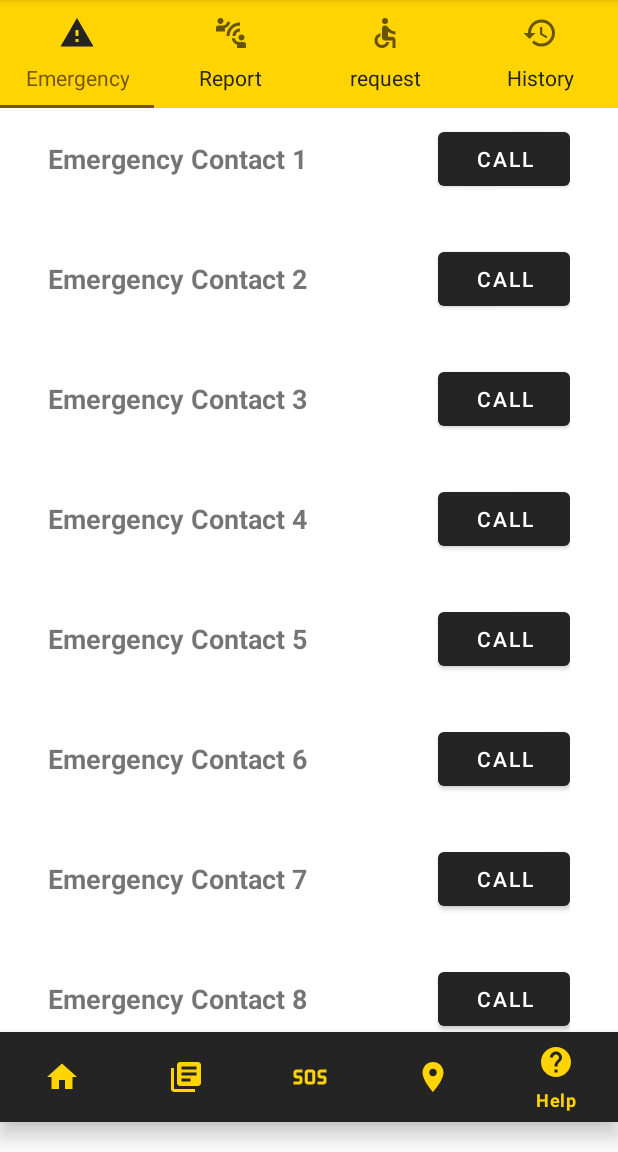
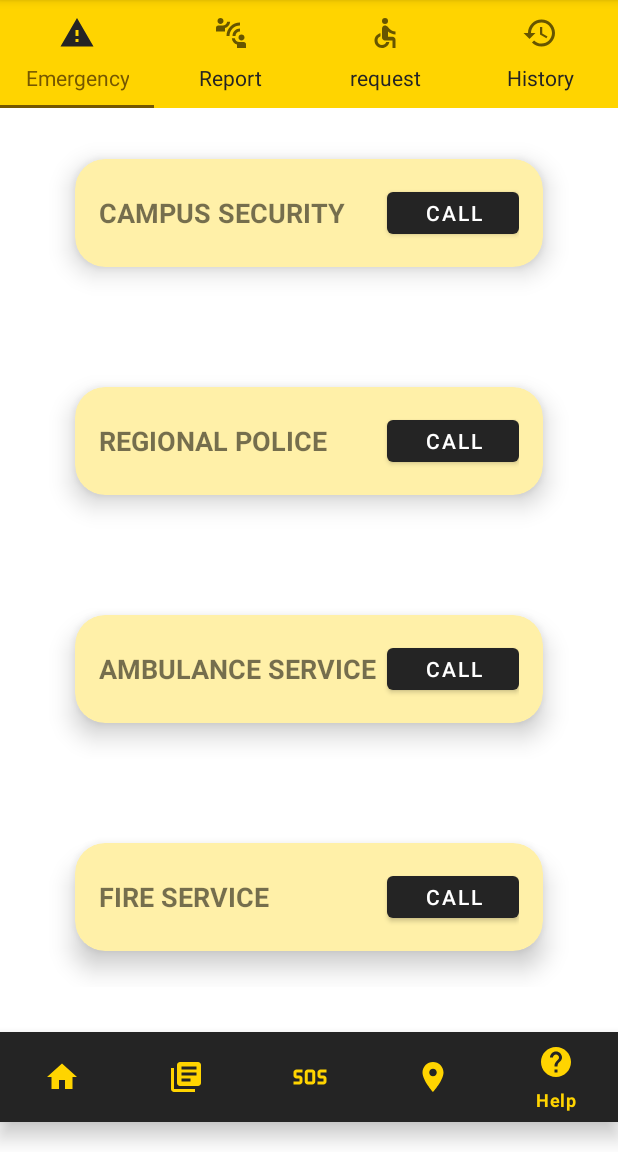
Before and after one commit to BadhriNadh/uni-app, an Android app: the screen it shows after launch (MainActivity), item 5 of the bottom bar chosen, on a phone screen of 412 x 824 dp, the part 84-1236 px from its top. Run offline under Robolectric (Android 15) with nearby library versions, the phone set to English and light mode, and no system bars; our stand-ins replace Room's generated code.

Commit message:
Changes in Help UI

```diff
--- a/app/src/main/java/com/example/roomdb/Fragments/HelpFrags/EmergencyFragment.kt
+++ b/app/src/main/java/com/example/roomdb/Fragments/HelpFrags/EmergencyFragment.kt
@@ -48,16 +48,11 @@ class EmergencyFragment : Fragment() {
         emergencyContactsAdapter = EmergencyContactsAdapter()
 
         // For example, you can dynamically add emergency contacts to the adapter
-        emergencyContactsAdapter.addEmergencyContact(EmergencyContact("Emergency Contact 1", "123456789"))
-        emergencyContactsAdapter.addEmergencyContact(EmergencyContact("Emergency Contact 2", "987654321"))
-        emergencyContactsAdapter.addEmergencyContact(EmergencyContact("Emergency Contact 3", "987654321"))
-        emergencyContactsAdapter.addEmergencyContact(EmergencyContact("Emergency Contact 4", "987654321"))
-        emergencyContactsAdapter.addEmergencyContact(EmergencyContact("Emergency Contact 5", "987654321"))
-        emergencyContactsAdapter.addEmergencyContact(EmergencyContact("Emergency Contact 6", "987654321"))
-        emergencyContactsAdapter.addEmergencyContact(EmergencyContact("Emergency Contact 7", "987654321"))
-        emergencyContactsAdapter.addEmergencyContact(EmergencyContact("Emergency Contact 8", "987654321"))
-        emergencyContactsAdapter.addEmergencyContact(EmergencyContact("Emergency Contact 9", "987654321"))
-        emergencyContactsAdapter.addEmergencyContact(EmergencyContact("Emergency Contact 10", "987654321"))
+        emergencyContactsAdapter.addEmergencyContact(EmergencyContact("CAMPUS SECURITY", "987654321"))
+        emergencyContactsAdapter.addEmergencyContact(EmergencyContact("REGIONAL POLICE", "987654321"))
+        emergencyContactsAdapter.addEmergencyContact(EmergencyContact("AMBULANCE SERVICE", "987654321"))
+        emergencyContactsAdapter.addEmergencyContact(EmergencyContact("FIRE SERVICE", "987654321"))
+        emergencyContactsAdapter.addEmergencyContact(EmergencyContact("HEALTH SERVICE", "987654321"))
 
         emergencyContactsRecyclerView.layoutManager = LinearLayoutManager(requireContext())
         emergencyContactsRecyclerView.adapter = emergencyContactsAdapter
--- a/app/src/main/res/layout/item_emergency_contact.xml
+++ b/app/src/main/res/layout/item_emergency_contact.xml
@@ -1,23 +1,44 @@
 <?xml version="1.0" encoding="utf-8"?>
 <LinearLayout xmlns:android="http://schemas.android.com/apk/res/android"
+    xmlns:app="http://schemas.android.com/apk/res-auto"
     android:layout_width="match_parent"
     android:layout_height="wrap_content"
     android:orientation="horizontal"
     android:padding="16dp">
 
+    <androidx.cardview.widget.CardView
+        android:layout_width="match_parent"
+        android:layout_height="120dp"
+        app:cardBackgroundColor="@color/light_beak_gold"
+        app:cardCornerRadius="20dp"
+        app:cardElevation="10dp"
+        app:cardMaxElevation="12dp"
+        app:cardPreventCornerOverlap="true"
+        app:cardUseCompatPadding="true"
+        >
+
+        <RelativeLayout
+            android:layout_width="match_parent"
+            android:layout_height="match_parent"
+            android:padding="16dp">
+
             <TextView
                 android:id="@+id/contactName"
-        android:layout_width="0dp"
+                android:layout_width="220dp"
+                android:layout_height="wrap_content"
+                android:layout_centerVertical="true"
                 android:layout_weight="1"
-        android:layout_height="wrap_content"
                 android:textSize="18sp"
-        android:textStyle="bold"
-        android:layout_gravity="center_vertical"/>
+                android:textStyle="bold" />
 
             <Button
                 android:id="@+id/callButton"
                 android:layout_width="wrap_content"
                 android:layout_height="wrap_content"
+                android:layout_alignParentEnd="true"
+                android:layout_gravity="right|center_vertical"
                 android:text="Call"
-        android:layout_gravity="center_vertical"/>
+                />
+        </RelativeLayout>
+    </androidx.cardview.widget.CardView>
 </LinearLayout>
--- a/app/src/main/res/values/colors.xml
+++ b/app/src/main/res/values/colors.xml
@@ -11,6 +11,7 @@
     <color name="beak_gold">#FFD400</color>
     <color name="cloud_white">#FFFFFF</color>
     <color name="light_beak_gold">#FFF0A8</color>
+    <color name="lightGray">#D3D3D3</color>
 
 
 
```
Also changed, not shown: app/src/main/res/layout/fragment_accessibility_form.xml (+18 -3 lines), app/src/main/res/layout/fragment_incident_report_form.xml (+19 -3 lines). Lines whose indentation alone changed are shown as unchanged.
